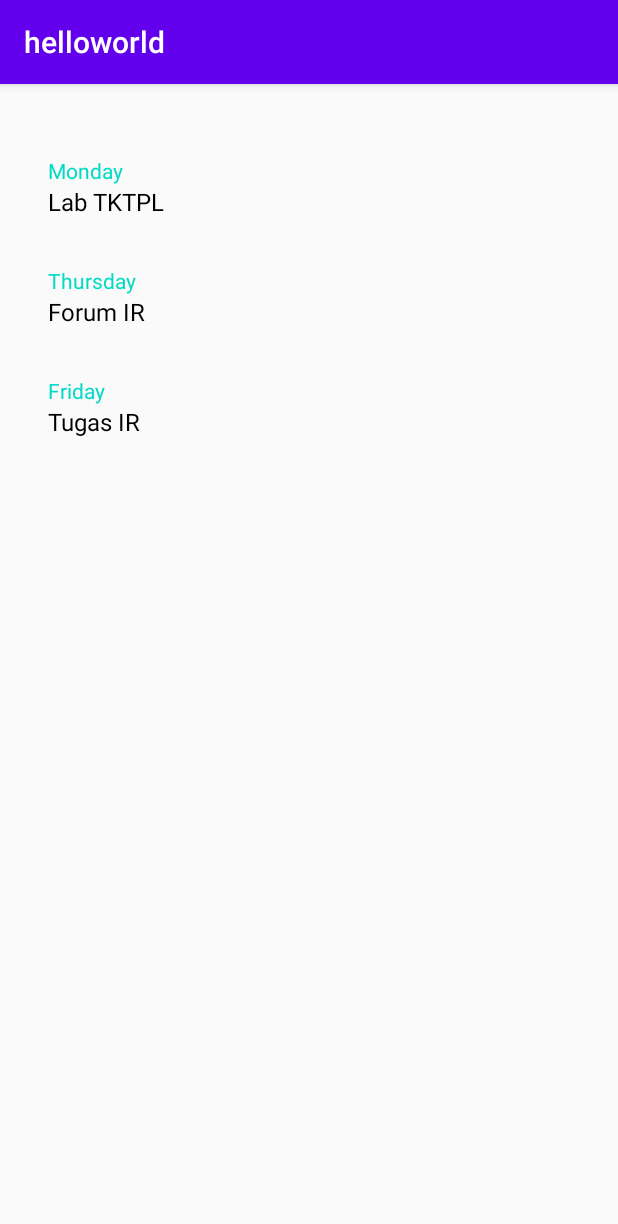
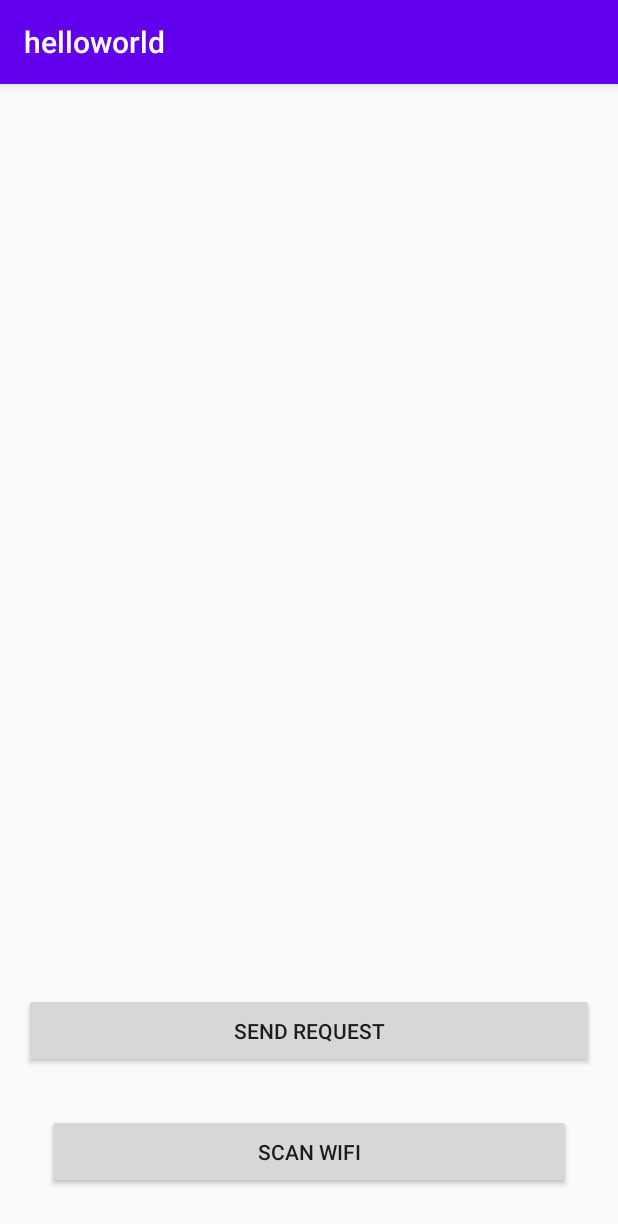
Before and after one commit to devin1727/TKTPL, an Android app: the screen it shows after launch (MainActivity), on a phone screen of 412 x 824 dp. Shown: the top 1224 px of the screen. Run offline under Robolectric (Android 15) with nearby library versions, the phone set to English and light mode, and no system bars.

Commit message:
push lab-5

```diff
--- a/helloworld/app/src/main/java/com/example/helloworld/Item.java
+++ /dev/null
@@ -1,25 +0,0 @@
-package com.example.helloworld;
-
-public class Item {
-    private String day;
-    private String task;
-    private String details;
-
-    public Item(String day, String task, String details) {
-        this.day = day;
-        this.task = task;
-        this.details = details;
-    }
-
-    public String getDay() {
-        return this.day;
-    }
-
-    public String getTask() {
-        return this.task;
-    }
-
-    public String getDetails() {
-        return this.details;
-    }
-}
--- a/helloworld/app/src/main/java/com/example/helloworld/MainActivity.java
+++ b/helloworld/app/src/main/java/com/example/helloworld/MainActivity.java
@@ -1,20 +1,86 @@
 package com.example.helloworld;
 
+import android.Manifest;
+import android.content.Context;
+import android.content.IntentFilter;
+import android.content.pm.PackageManager;
+import android.net.wifi.WifiManager;
+import android.os.Build;
 import android.os.Bundle;
+import android.util.Log;
+import android.view.View;
+import android.widget.Button;
+import android.widget.ListView;
+import android.widget.Toast;
 
+import androidx.annotation.NonNull;
+import androidx.annotation.RequiresApi;
 import androidx.appcompat.app.AppCompatActivity;
+import androidx.core.app.ActivityCompat;
+
+import com.google.gson.Gson;
+
 
 
 public class MainActivity extends AppCompatActivity {
-    private TaskListFragment taskListFragment = new TaskListFragment();
 
+    private ListView wifiList;
+    private WifiManager wifiManager;
+    private final int MY_PERMISSIONS_ACCESS_COARSE_LOCATION = 1;
+    WifiReceiver receiverWifi;
     @Override
     protected void onCreate(Bundle savedInstanceState) {
         super.onCreate(savedInstanceState);
         setContentView(R.layout.activity_main);
-        getSupportFragmentManager().beginTransaction()
-                .add(R.id.container, taskListFragment)
-                .addToBackStack("task_list")
-                .commit();
+        wifiList = findViewById(R.id.wifiList);
+        Button buttonScan = findViewById(R.id.scanBtn);
+        wifiManager = (WifiManager) getApplicationContext().getSystemService(Context.WIFI_SERVICE);
+        if (!wifiManager.isWifiEnabled()) {
+            Toast.makeText(getApplicationContext(), "Turning WiFi ON...", Toast.LENGTH_LONG).show();
+            wifiManager.setWifiEnabled(true);
+        }
+        buttonScan.setOnClickListener(new View.OnClickListener() {
+            @Override
+            public void onClick(View v) {
+                if (ActivityCompat.checkSelfPermission(MainActivity.this, Manifest.permission.ACCESS_COARSE_LOCATION)
+                        != PackageManager.PERMISSION_GRANTED) {
+                    ActivityCompat.requestPermissions(
+                            MainActivity.this, new String[]{Manifest.permission.ACCESS_COARSE_LOCATION}, MY_PERMISSIONS_ACCESS_COARSE_LOCATION);
+                } else {
+                    receiverWifi = new WifiReceiver(wifiManager, wifiList);
+                    IntentFilter intentFilter = new IntentFilter();
+                    intentFilter.addAction(WifiManager.SCAN_RESULTS_AVAILABLE_ACTION);
+                    registerReceiver(receiverWifi, intentFilter);
+                    wifiManager.startScan();
+                }
+            }
+        });
+
+        Button buttonSend = findViewById(R.id.sendReq);
+        buttonSend.setOnClickListener(new View.OnClickListener() {
+            @RequiresApi(api = Build.VERSION_CODES.KITKAT)
+            @Override
+            public void onClick(View v) {
+                Gson gson = new Gson();
+                String jsonArray = gson.toJson(receiverWifi.deviceList);
+                new PostReq().execute(jsonArray);
+            }
+        });
+    }
+
+    @Override
+    public void onRequestPermissionsResult(int requestCode, @NonNull String[] permissions, @NonNull int[] grantResults) {
+        super.onRequestPermissionsResult(requestCode, permissions, grantResults);
+        switch (requestCode) {
+            case MY_PERMISSIONS_ACCESS_COARSE_LOCATION:
+                if (grantResults.length > 0 && grantResults[0] == PackageManager.PERMISSION_GRANTED) {
+                    Toast.makeText(MainActivity.this, "permission granted", Toast.LENGTH_SHORT).show();
+                    wifiManager.startScan();
+                } else {
+                    Toast.makeText(MainActivity.this, "permission not granted", Toast.LENGTH_SHORT).show();
+                    return;
+                }
+                break;
+        }
     }
 }
--- a/helloworld/app/src/main/java/com/example/helloworld/RecyclerViewAdapter.java
+++ /dev/null
@@ -1,69 +0,0 @@
-package com.example.helloworld;
-
-import android.view.LayoutInflater;
-import android.view.View;
-import android.view.ViewGroup;
-
-import androidx.annotation.NonNull;
-import androidx.databinding.DataBindingUtil;
-import androidx.recyclerview.widget.RecyclerView;
-
-import com.example.helloworld.databinding.TaskListItemBinding;
-
-import java.util.List;
-
-public class RecyclerViewAdapter extends RecyclerView.Adapter<RecyclerViewAdapter.ViewHolder> {
-    private List<Item> list;
-    private OnItemClickListener listener;
-
-    public RecyclerViewAdapter(List<Item> list) {
-        this.list = list;
-    }
-
-    public interface OnItemClickListener {
-        void onClick(View view, int position);
-    }
-
-    public void setListener(OnItemClickListener listener) {
-        this.listener = listener;
-    }
-
-    public Item getItemAt(int position) {
-        return list.get(position);
-    }
-
-    @NonNull
-    @Override
-    public ViewHolder onCreateViewHolder(@NonNull ViewGroup parent, int viewType) {
-        LayoutInflater inflater = LayoutInflater.from(parent.getContext());
-        TaskListItemBinding binding = DataBindingUtil.inflate(inflater, R.layout.task_list_item, parent, false);
-        return new ViewHolder(binding);
-    }
-
-    @Override
-    public void onBindViewHolder(@NonNull ViewHolder holder, int position) {
-        holder.binding.day.setText(list.get(position).getDay());
-        holder.binding.task.setText(list.get(position).getTask());
-
-    }
-
-    @Override
-    public int getItemCount() {
-        return list.size();
-    }
-
-    public class ViewHolder extends RecyclerView.ViewHolder implements View.OnClickListener{
-        private TaskListItemBinding binding;
-
-        public ViewHolder(@NonNull TaskListItemBinding binding) {
-            super(binding.getRoot());
-            this.binding = binding;
-            this.binding.getRoot().setOnClickListener(this);
-        }
-
-        @Override
-        public void onClick(View v) {
-            listener.onClick(v, getAdapterPosition());
-        }
-    }
-}
--- a/helloworld/app/src/main/java/com/example/helloworld/SharedViewModel.java
+++ /dev/null
@@ -1,16 +0,0 @@
-package com.example.helloworld;
-
-import androidx.lifecycle.MutableLiveData;
-import androidx.lifecycle.ViewModel;
-
-public class SharedViewModel extends ViewModel {
-    private MutableLiveData<Item> selected = new MutableLiveData<>();
-
-    public void setSelected(Item item) {
-        selected.setValue(item);
-    }
-
-    public MutableLiveData<Item> getSelected() {
-        return selected;
-    }
-}
--- a/helloworld/app/src/main/java/com/example/helloworld/TaskListFragment.java
+++ /dev/null
@@ -1,47 +0,0 @@
-package com.example.helloworld;
-
-import android.os.Bundle;
-import android.view.LayoutInflater;
-import android.view.View;
-import android.view.ViewGroup;
-
-import androidx.databinding.DataBindingUtil;
-import androidx.fragment.app.Fragment;
-import androidx.lifecycle.ViewModelProvider;
-
-import com.example.helloworld.databinding.FragmentTaskListBinding;
-
-import java.util.ArrayList;
-import java.util.List;
-
-public class TaskListFragment extends Fragment {
-    private FragmentTaskListBinding binding;
-    private DetailsFragment detailsFragment = new DetailsFragment();
-
-    public TaskListFragment() {
-    }
-
-    @Override
-    public View onCreateView(LayoutInflater inflater, ViewGroup container,
-                             Bundle savedInstanceState) {
-        binding = DataBindingUtil.inflate(inflater,R.layout.fragment_task_list, container, false);
-        return binding.getRoot();
-    }
-
-    @Override
-    public void onViewCreated(View view, Bundle savedInstanceState) {
-        super.onViewCreated(view, savedInstanceState);
-        SharedViewModel viewModel = new ViewModelProvider(requireActivity()).get(SharedViewModel.class);
-        List<Item> list = new ArrayList<>();
-        list.add(new Item("Monday", "Lab TKTPL", "Deadline 23.55"));
-        list.add(new Item("Thursday", "Forum IR", "Apa yang sudah dipelajari dan kesulitan yang dihadapi"));
-        list.add(new Item("Friday", "Tugas IR", "Deadline 23.55"));
-
-        RecyclerViewAdapter adapter = new RecyclerViewAdapter(list);
-        binding.recycleView.setAdapter(adapter);
-        adapter.setListener((v, position) -> {
-            viewModel.setSelected(adapter.getItemAt(position));
-            getParentFragmentManager().beginTransaction().replace(R.id.container,detailsFragment).addToBackStack(null).commit();
-        });
-    }
-}
--- a/helloworld/app/src/main/res/layout/activity_main.xml
+++ b/helloworld/app/src/main/res/layout/activity_main.xml
@@ -1,22 +1,33 @@
 <?xml version="1.0" encoding="utf-8"?>
-<layout xmlns:android="http://schemas.android.com/apk/res/android">
-    <androidx.constraintlayout.widget.ConstraintLayout
-        xmlns:app="http://schemas.android.com/apk/res-auto"
-        xmlns:tools="http://schemas.android.com/tools"
+<RelativeLayout xmlns:android = "http://schemas.android.com/apk/res/android"
+    xmlns:tools = "http://schemas.android.com/tools"
+    android:layout_width = "match_parent"
+    android:layout_height = "match_parent"
+    android:layout_margin = "16dp"
+    android:orientation = "vertical"
+    tools:context = ".MainActivity">
+    <ListView
+        android:id = "@+id/wifiList"
+        android:layout_width = "match_parent"
+        android:layout_height = "match_parent"
+        android:layout_above = "@+id/scanBtn" >
+    </ListView>
+    <Button
+        android:id = "@+id/scanBtn"
+        android:layout_width = "match_parent"
+        android:layout_height = "50dp"
+        android:layout_alignParentBottom = "true"
+        android:layout_gravity = "bottom"
+        android:layout_margin = "15dp"
+        android:text = "Scan WiFi" />
+
+    <Button
+        android:id="@+id/sendReq"
         android:layout_width="match_parent"
-        android:layout_height="match_parent"
-        android:orientation="vertical"
-        android:padding="16dp"
-        tools:context=".MainActivity">
+        android:layout_height="50dp"
+        android:layout_above="@+id/scanBtn"
+        android:layout_gravity="bottom"
+        android:layout_marginBottom="15dp"
+        android:text="Send Request" />
 
-        <androidx.fragment.app.FragmentContainerView
-            android:id="@+id/container"
-            android:layout_width="match_parent"
-            android:layout_height="match_parent"
-            app:layout_constraintBottom_toBottomOf="parent"
-            app:layout_constraintLeft_toLeftOf="parent"
-            app:layout_constraintRight_toRightOf="parent"
-            app:layout_constraintTop_toTopOf="parent"/>
-
-    </androidx.constraintlayout.widget.ConstraintLayout>
-</layout>
+</RelativeLayout>
--- a/helloworld/app/src/main/res/layout/fragment_task_list.xml
+++ /dev/null
@@ -1,17 +0,0 @@
-<?xml version="1.0" encoding="utf-8"?>
-<layout xmlns:app="http://schemas.android.com/apk/res-auto">
-    <FrameLayout xmlns:android="http://schemas.android.com/apk/res/android"
-        xmlns:tools="http://schemas.android.com/tools"
-        android:layout_width="match_parent"
-        android:layout_height="match_parent"
-        android:padding="16dp"
-        tools:context=".TaskList">
-
-        <androidx.recyclerview.widget.RecyclerView
-            android:id="@+id/recycle_view"
-            android:layout_width="match_parent"
-            android:layout_height="match_parent"
-            app:layoutManager="androidx.recyclerview.widget.LinearLayoutManager" />
-
-    </FrameLayout>
-</layout>
--- a/helloworld/app/src/main/res/layout/task_list_item.xml
+++ /dev/null
@@ -1,22 +0,0 @@
-<?xml version="1.0" encoding="utf-8"?>
-<layout xmlns:tools="http://schemas.android.com/tools">
-    <LinearLayout xmlns:android="http://schemas.android.com/apk/res/android"
-        android:orientation="vertical" android:layout_width="match_parent"
-        android:layout_height="wrap_content"
-        android:paddingVertical="16dp">
-        <TextView
-            android:id="@+id/day"
-            android:layout_width="wrap_content"
-            android:layout_height="wrap_content"
-            android:textColor="@color/colorAccent"
-            tools:text="Monday"/>
-
-        <TextView
-            android:id="@+id/task"
-            android:layout_width="wrap_content"
-            android:layout_height="wrap_content"
-            android:textSize="16sp"
-            android:textColor="@android:color/black"
-            tools:text="Study"/>
-    </LinearLayout>
-</layout>
--- a/helloworld/app/src/main/res/values/strings.xml
+++ b/helloworld/app/src/main/res/values/strings.xml
@@ -1,8 +1,3 @@
 <resources>
     <string name="app_name">helloworld</string>
-    <string name="start">Start</string>
-    <string name="stop">Stop</string>
-    <string name="reset">Reset</string>
-    <!-- TODO: Remove or change this placeholder text -->
-    <string name="hello_blank_fragment">Hello blank fragment</string>
 </resources>
```
Also changed, not shown: helloworld/app/build.gradle (+5 -14 lines), helloworld/app/src/main/AndroidManifest.xml (+7 -0 lines), helloworld/app/src/main/java/com/example/helloworld/DetailsFragment.java (deleted, +0 -39 lines), helloworld/app/src/main/java/com/example/helloworld/PostReq.java (added, +40 -0 lines), helloworld/app/src/main/java/com/example/helloworld/WifiReceiver.java (added, +52 -0 lines), helloworld/app/src/main/res/layout/fragment_details.xml (deleted, +0 -36 lines), helloworld/gradle/wrapper/gradle-wrapper.properties, 5 other files.
